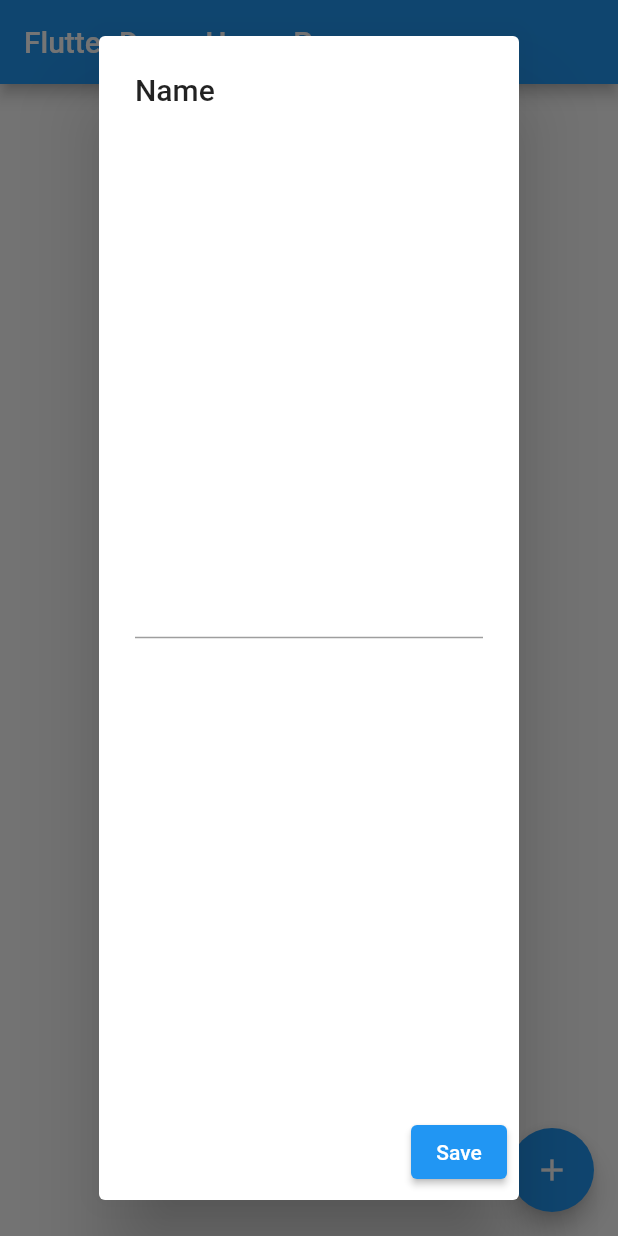
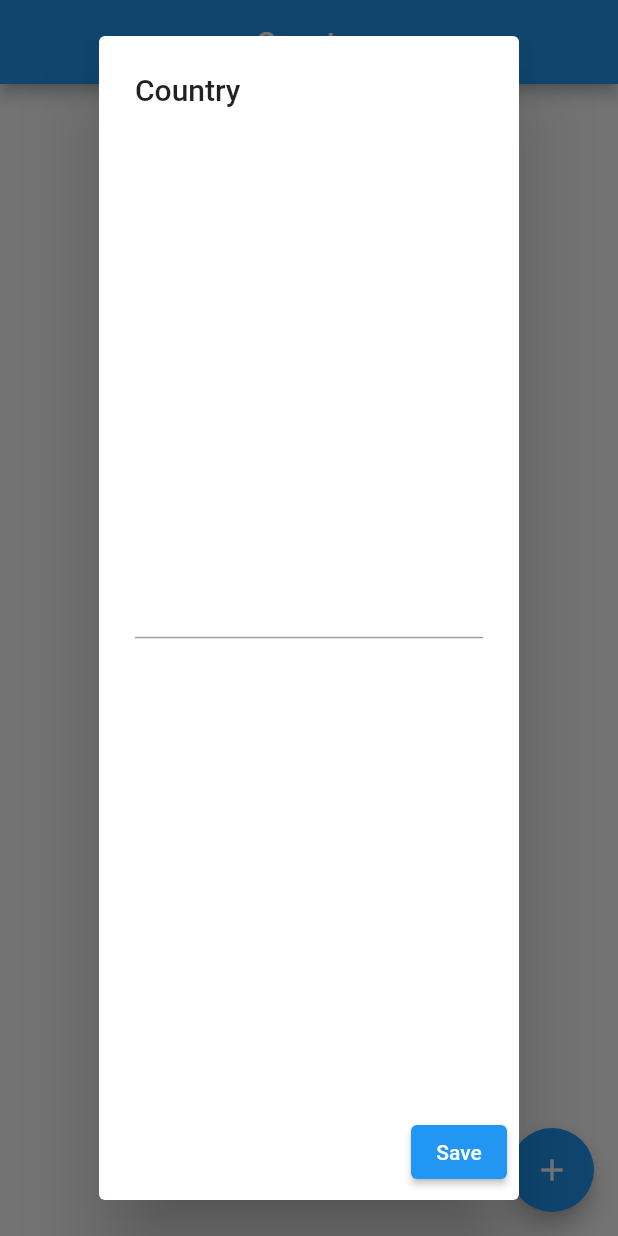
Before and after one commit to Dilafruz7777777/hiveproject, a Flutter app: the screen it shows after launch, after a tap on the "add" icon, on a phone screen of 412 x 824 dp. Run offline on Flutter 3.47's test engine with Material 2 defaults, Android fonts, the light colour scheme and no system bars; our stand-ins replace hive, hive_flutter; accounts and stored records are empty; generated files the repository leaves out were written again.

Commit message:
university

```diff
--- a/lib/main.dart
+++ b/lib/main.dart
@@ -3,11 +3,17 @@ import 'dart:convert';
 import 'package:flutter/material.dart';
 import 'package:hive_flutter/hive_flutter.dart';
 import 'package:hiveproject/person_model.dart';
+import 'package:hiveproject/univer.dart' as u;
+import 'package:hiveproject/univer_model.dart' as m;
 import 'package:http/http.dart' as http;
 
 void main() async {
   await Hive.initFlutter();
   Hive.registerAdapter(PersonAdapter());
+  Hive.registerAdapter(m.UniverAdapter());
+  Hive.registerAdapter(m.UniverResponseAdapter());
+
+
   runApp(const MyApp());
 }
 
@@ -22,7 +28,7 @@ class MyApp extends StatelessWidget {
       theme: ThemeData(
         primarySwatch: Colors.blue,
       ),
-      home: const MyHomePage(title: 'Flutter Demo Home Page'),
+      home: u.Univer(),
     );
   }
 }
--- a/lib/univer.dart
+++ b/lib/univer.dart
@@ -1,4 +1,11 @@
+import 'dart:convert';
+
 import 'package:flutter/material.dart';
+import 'package:hive_flutter/hive_flutter.dart';
+import 'package:hiveproject/univer_model.dart';
+import 'package:hiveproject/view_univer.dart';
+import 'package:http/http.dart' as http;
+
 class Univer extends StatefulWidget {
   const Univer({Key? key}) : super(key: key);
 
@@ -7,8 +14,90 @@ class Univer extends StatefulWidget {
 }
 
 class _UniverState extends State<Univer> {
+  Box<UniverResponse>? box;
+  UniverResponse? data;
+
+  final name = TextEditingController();
+
+
+
+  void _incrementCounter(BuildContext context) {
+    showDialog(
+        context: context,
+        builder: (context) {
+          return AlertDialog(
+            title: Text("Country"),
+            content: Column(
+              crossAxisAlignment: CrossAxisAlignment.center,
+              mainAxisAlignment: MainAxisAlignment.center,
+              children: [
+                TextFormField(
+                  controller: name,
+                ),
+              ],
+            ),
+            actions: [
+              ElevatedButton(
+                  onPressed: () async {
+                    Navigator.pop(context);
+                    var res = await http.get(Uri.parse(
+                        "http://universities.hipolabs.com/search?country=${name.text}"));
+                    UniverResponse univer =
+                    data =     UniverResponse.fromJson(jsonDecode(res.body), name.text);
+                    box!.put(name.text, data ?? UniverResponse(univers: [], name: name.text));
+                    setState(() {});
+                    Navigator.pop(context);
+                  },
+                  child: Text("Save"))
+            ],
+          );
+        });
+  }
+
+  hiveInit() async {
+    box = await Hive.openBox('CountUniver');
+  }
+
+  @override
+  void initState() {
+    hiveInit();
+    super.initState();
+  }
+
+
+
   @override
   Widget build(BuildContext context) {
-    return Container();
+    return Scaffold(
+      appBar: AppBar(
+        centerTitle: true,
+        title: Text("Country"),
+      ),
+      body: ListView.builder(
+          itemCount: box?.values.length ?? 0,
+          itemBuilder: (context, index) {
+            return GestureDetector(
+              onTap: () {
+                Navigator.push(
+                    context,
+                    MaterialPageRoute(
+                        builder: (_) => ViewUniversPage(data: box?.values.elementAt(index))));
+              },
+              child: Container(
+                  padding: EdgeInsets.all(24),
+                  margin: EdgeInsets.all(12),
+                  color: Colors.cyanAccent,
+                  child: Text(box?.values.elementAt(index).name ?? "")),
+            );
+          }),
+      floatingActionButton: FloatingActionButton(
+        onPressed: () {
+          // box?.deleteFromDisk();
+          _incrementCounter(context);
+        },
+        tooltip: 'Increment',
+        child: const Icon(Icons.add),
+      ),
+    );
   }
 }
--- /dev/null
+++ b/lib/univer_model.dart
@@ -0,0 +1,65 @@
+import 'package:hive/hive.dart';
+part 'univer_model.g.dart';
+
+
+@HiveType(typeId: 1)
+class UniverResponse extends HiveObject {
+  @HiveField(0)
+  final String name;
+  @HiveField(1)
+  final List<Univer> univers;
+
+  UniverResponse({required this.univers,required this.name, });
+
+  factory UniverResponse.fromJson(dynamic data,String name) {
+    List<Univer> listOfUniver = [];
+    data.forEach((value) {
+      listOfUniver.add(Univer.fromJson(value));
+    });
+    return UniverResponse(univers: listOfUniver, name: name);
+  }
+}
+
+
+@HiveType(typeId: 2)
+class Univer extends HiveObject{
+  @HiveField(0)
+  List<String>? domains;
+  @HiveField(1)
+
+  String? country;
+  @HiveField(2)
+
+  String? alphaTwoCode;
+  @HiveField(3)
+
+  List<String>? webPages;
+  @HiveField(4)
+
+  String? name;
+
+  Univer(
+      {this.domains,
+        this.country,
+        this.alphaTwoCode,
+        this.webPages,
+        this.name});
+
+  Univer.fromJson(Map<String, dynamic> json) {
+    domains = json['domains'].cast<String>();
+    country = json['country'];
+    alphaTwoCode = json['alpha_two_code'];
+    webPages = json['web_pages'].cast<String>();
+    name = json['name'];
+  }
+
+  Map<String, dynamic> toJson() {
+    final Map<String, dynamic> data = <String, dynamic>{};
+    data['domains'] = domains;
+    data['country'] = country;
+    data['alpha_two_code'] = alphaTwoCode;
+    data['web_pages'] = webPages;
+    data['name'] = name;
+    return data;
+  }
+}
```
Also changed, not shown: lib/view_univer.dart (added, +40 -0 lines).
